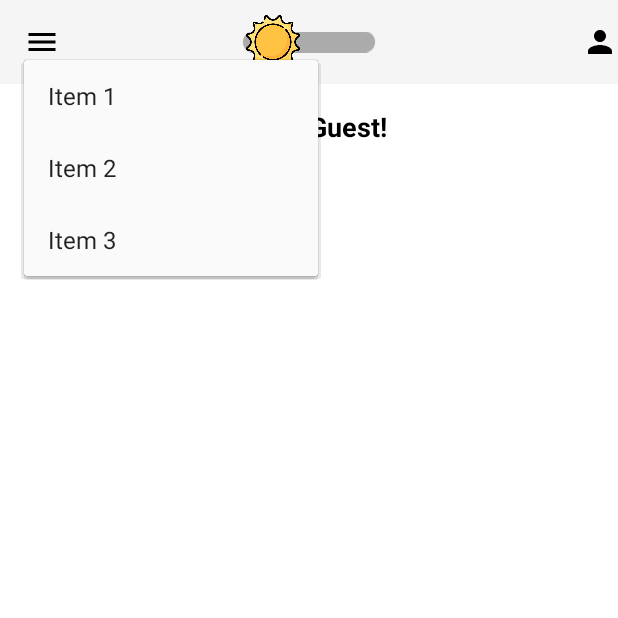
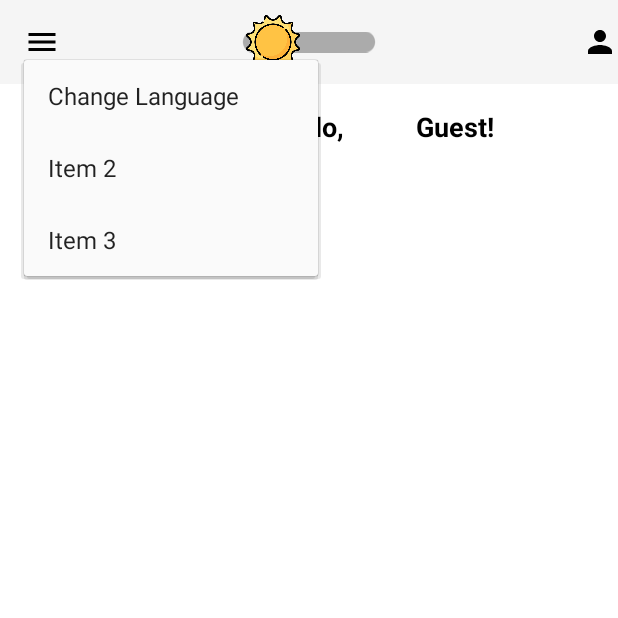
Before and after one commit to xwnsnowy/android-studio-java-task-management, an Android app: the TaskListActivity screen opened directly, with no data from a screen before it, after a tap on "Menu", on a phone screen of 412 x 824 dp, the top half of it. Run offline under Robolectric (Android 15) with nearby library versions, the phone set to English and light mode, and no system bars.

Commit message:
feat: Added Language Change functionality in Menu
- Added functionality to switch language through the Menu.
- Implemented locale settings for Vietnamese, English (US), and French.
- Ensured persistent storage of language preferences in SharedPreferences.

```diff
--- a/app/src/main/AndroidManifest.xml
+++ b/app/src/main/AndroidManifest.xml
@@ -13,9 +13,11 @@
         android:theme="@style/Theme.TaskManagement"
         tools:targetApi="31">
         <activity
+            android:name=".activities.LanguagesActivity"
+            android:exported="false" />
+        <activity
             android:name=".activities.TaskListActivity"
-            android:exported="false">
-        </activity>
+            android:exported="false"></activity>
         <activity
             android:name=".activities.SplashActivity"
             android:exported="false" />
--- a/app/src/main/java/com/example/taskmanagement/activities/TaskListActivity.java
+++ b/app/src/main/java/com/example/taskmanagement/activities/TaskListActivity.java
@@ -12,7 +12,6 @@ import android.widget.ImageButton;
 import android.widget.PopupMenu;
 import android.widget.TextView;
 import android.widget.Toast;
-
 import androidx.activity.EdgeToEdge;
 import androidx.appcompat.app.AppCompatActivity;
 import androidx.appcompat.app.AppCompatDelegate;
@@ -20,46 +19,27 @@ import androidx.appcompat.widget.SwitchCompat;
 import androidx.core.graphics.Insets;
 import androidx.core.view.ViewCompat;
 import androidx.core.view.WindowInsetsCompat;
-
 import com.example.taskmanagement.R;
 import com.example.taskmanagement.models.User;
 import com.example.taskmanagement.sql.DatabaseHelper;
-
 import java.util.Locale;
 
 public class TaskListActivity extends AppCompatActivity {
-    SwitchCompat switchMode;
-    SharedPreferences sharedPreferences;
-    SharedPreferences userPrefs;
-    SharedPreferences.Editor editor;
-    DatabaseHelper databaseHelper;
+    private SwitchCompat switchMode;
+    private SharedPreferences sharedPreferences;
+    private SharedPreferences userPrefs;
+    private SharedPreferences.Editor editor;
+    private DatabaseHelper databaseHelper;
+    private ImageButton btnMenu;
 
-    @Override
-    protected void onCreate(Bundle savedInstanceState) {
-        super.onCreate(savedInstanceState);
-        EdgeToEdge.enable(this);
-        setContentView(R.layout.activity_task_list);
-
-        ViewCompat.setOnApplyWindowInsetsListener(findViewById(R.id.main), (v, insets) -> {
-            Insets systemBars = insets.getInsets(WindowInsetsCompat.Type.systemBars());
-            v.setPadding(systemBars.left, systemBars.top, systemBars.right, systemBars.bottom);
-            return insets;
-        });
-
+    private void bindingView() {
         switchMode = findViewById(R.id.switchMode);
-        sharedPreferences = getSharedPreferences("MODE", Context.MODE_PRIVATE);
         userPrefs = getSharedPreferences("MyPrefs", Context.MODE_PRIVATE);
-
-        boolean nightMode = sharedPreferences.getBoolean("nightMode", false);
-
-        if (nightMode) {
-            switchMode.setChecked(true);
-            AppCompatDelegate.setDefaultNightMode(AppCompatDelegate.MODE_NIGHT_YES);
+        btnMenu = findViewById(R.id.menu_button);
     }
 
-        switchMode.setOnClickListener(new View.OnClickListener() {
-            @Override
-            public void onClick(View v) {
+    private void bindingAction() {
+        switchMode.setOnClickListener(v -> {
             int nightModeFlags = getResources().getConfiguration().uiMode & Configuration.UI_MODE_NIGHT_MASK;
             switch (nightModeFlags) {
                 case Configuration.UI_MODE_NIGHT_YES:
@@ -81,13 +61,28 @@ public class TaskListActivity extends AppCompatActivity {
                     Toast.makeText(getApplicationContext(), text, Toast.LENGTH_LONG).show();
                     break;
             }
-
             // Relaunch the activity
             Intent intent = new Intent(getApplicationContext(), TaskListActivity.class);
             startActivity(intent);
             finish();
+        });
+        btnMenu.setOnClickListener(this::showPopupMenu);
     }
+
+    @Override
+    protected void onCreate(Bundle savedInstanceState) {
+        super.onCreate(savedInstanceState);
+        EdgeToEdge.enable(this);
+        setContentView(R.layout.activity_task_list);
+        ViewCompat.setOnApplyWindowInsetsListener(findViewById(R.id.main), (v, insets) -> {
+            Insets systemBars = insets.getInsets(WindowInsetsCompat.Type.systemBars());
+            v.setPadding(systemBars.left, systemBars.top, systemBars.right, systemBars.bottom);
+            return insets;
         });
+
+        sharedPreferences = getSharedPreferences("MODE", Context.MODE_PRIVATE);
+        bindingView();
+        bindingAction();
 
         // Get current user info from intent
         String username = getIntent().getStringExtra("username");
@@ -100,44 +95,35 @@ public class TaskListActivity extends AppCompatActivity {
         // Lấy thông tin người dùng từ cơ sở dữ liệu
         databaseHelper = new DatabaseHelper(this);
         User user = databaseHelper.getUserByUsername(username);
-        TextView tvWelcome = findViewById(R.id.tv_welcome);
+        TextView tvWelcome = findViewById(R.id.tv_name);
         if (user != null) {
-            tvWelcome.setText("Hello, " + user.getName() + "!");
+            tvWelcome.setText(" " + user.getName() + "!");
         } else {
-            tvWelcome.setText("Hello, Guest!");
+            tvWelcome.setText(" Guest!");
         }
-
-        ImageButton menuButton = findViewById(R.id.menu_button);
-        menuButton.setOnClickListener(new View.OnClickListener() {
-            @Override
-            public void onClick(View view) {
-                showPopupMenu(view);
-            }
-        });
     }
 
     private void showPopupMenu(View view) {
         PopupMenu popupMenu = new PopupMenu(this, view);
         MenuInflater inflater = popupMenu.getMenuInflater();
         inflater.inflate(R.menu.menu_main, popupMenu.getMenu());
-//        popupMenu.setOnMenuItemClickListener(new PopupMenu.OnMenuItemClickListener() {
-//            @Override
-//            public boolean onMenuItemClick(MenuItem item) {
-//                switch (item.getItemId()) {
-//                    case R.id.menu_item1:
-//                        Toast.makeText(TaskListActivity.this, "Item 1 clicked", Toast.LENGTH_SHORT).show();
-//                        return true;
-//                    case R.id.menu_item2:
-//                        Toast.makeText(TaskListActivity.this, "Item 2 clicked", Toast.LENGTH_SHORT).show();
-//                        return true;
-//                    case R.id.menu_item3:
-//                        Toast.makeText(TaskListActivity.this, "Item 3 clicked", Toast.LENGTH_SHORT).show();
-//                        return true;
-//                    default:
-//                        return false;
-//                }
-//            }
-//        });
+        popupMenu.setOnMenuItemClickListener(item -> {
+            int itemId = item.getItemId();
+            if (itemId == R.id.menu_item1) {
+                // Change Language
+                Intent intent = new Intent(TaskListActivity.this, LanguagesActivity.class);
+                startActivity(intent);
+                return true;
+            } else if (itemId == R.id.menu_item2) {
+                // Handle menu_item2 action here
+                return true;
+            } else if (itemId == R.id.menu_item3) {
+                // Handle menu_item3 action here
+                return true;
+            } else {
+                return false;
+            }
+        });
         popupMenu.show();
     }
 
--- a/app/src/main/res/layout/activity_task_list.xml
+++ b/app/src/main/res/layout/activity_task_list.xml
@@ -54,13 +54,27 @@
         android:id="@+id/tv_welcome"
         android:layout_width="wrap_content"
         android:layout_height="wrap_content"
+        android:padding="16dp"
+        android:text="@string/welcome"
+        android:textColor="@android:color/black"
         android:textSize="18sp"
         android:textStyle="bold"
+        app:layout_constraintEnd_toEndOf="parent"
+        app:layout_constraintStart_toStartOf="parent"
+        app:layout_constraintTop_toBottomOf="@id/toolbar" />
+
+    <TextView
+        android:id="@+id/tv_name"
+        android:layout_width="wrap_content"
+        android:layout_height="wrap_content"
+        android:layout_marginStart="23dp"
         android:padding="16dp"
         android:textColor="@android:color/black"
-        app:layout_constraintStart_toStartOf="parent"
-        app:layout_constraintTop_toBottomOf="@id/toolbar"
-        app:layout_constraintEnd_toEndOf="parent" />
+        android:textSize="18sp"
+        android:textStyle="bold"
+        app:layout_constraintEnd_toEndOf="parent"
+        app:layout_constraintStart_toStartOf="@+id/tv_welcome"
+        app:layout_constraintTop_toBottomOf="@id/toolbar" />
     <!-- Remaining layout content -->
     <!-- Add your other UI elements here -->
 
--- a/app/src/main/res/menu/menu_main.xml
+++ b/app/src/main/res/menu/menu_main.xml
@@ -2,7 +2,7 @@
 <menu xmlns:android="http://schemas.android.com/apk/res/android">
     <item
         android:id="@+id/menu_item1"
-        android:title="Item 1" />
+        android:title="Change Language" />
     <item
         android:id="@+id/menu_item2"
         android:title="Item 2" />
```
Also changed, not shown: app/src/main/java/com/example/taskmanagement/activities/LanguagesActivity.java (added, +75 -0 lines), app/src/main/java/com/example/taskmanagement/activities/LoginActivity.java (+29 -27 lines), app/src/main/java/com/example/taskmanagement/activities/RegisterActivity.java (+25 -25 lines), app/src/main/res/layout/activity_languages.xml (added, +39 -0 lines), app/src/main/res/values/strings.xml (+6 -74 lines), app/src/main/res/drawable/flag_france.png (added), app/src/main/res/drawable/flag_us.png (added), app/src/main/res/drawable/flag_vietnam.png (added), 3 other files. Lines whose indentation alone changed are shown as unchanged.
